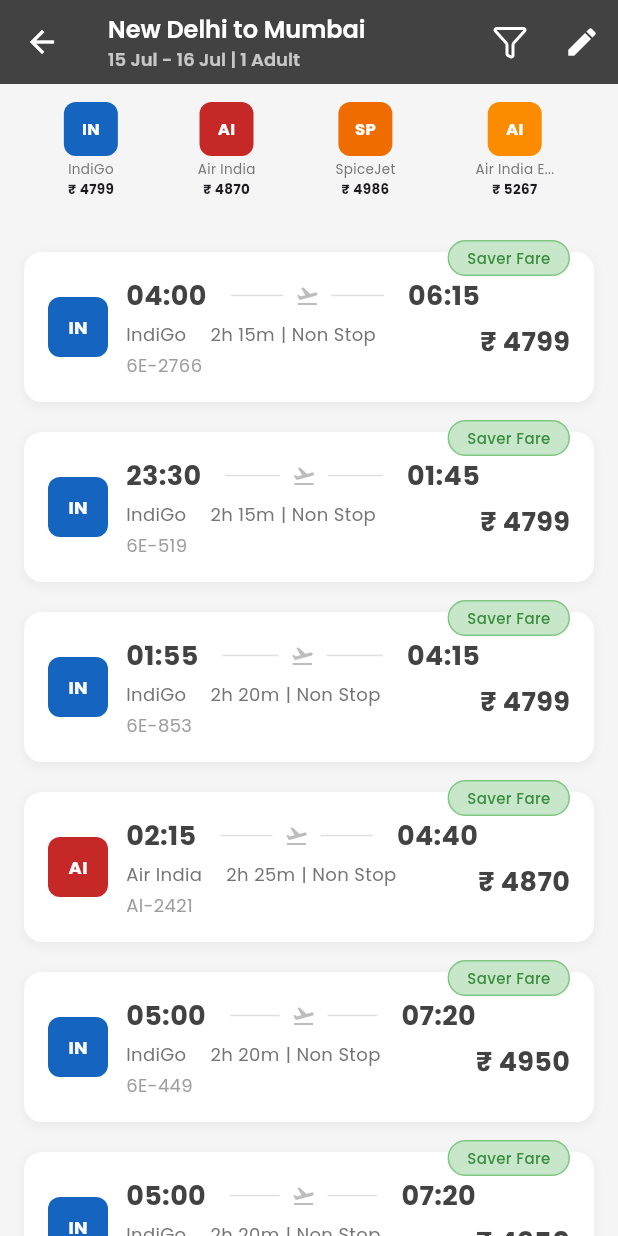
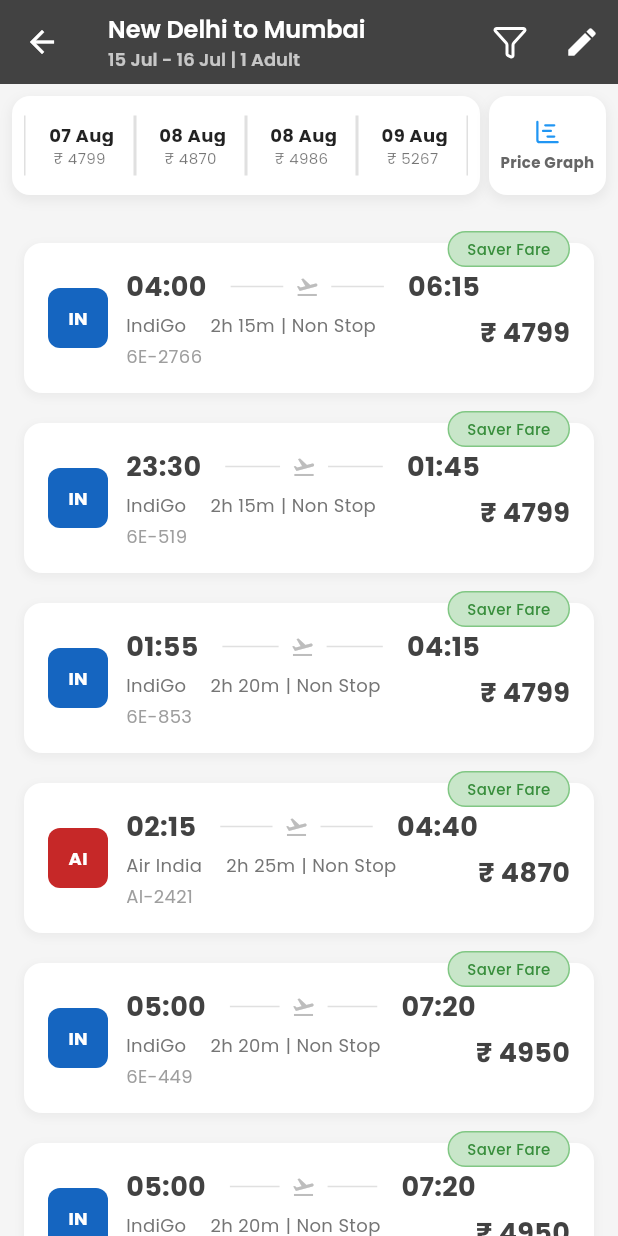
Before and after one commit to mishraadityan09/flightmojoclone, a Flutter app: the FlightSearchResultsScreen screen opened by its route, on a phone screen of 412 x 824 dp. Run offline on Flutter 3.47's test engine with Material 3 defaults, Android fonts, the phone set to English and light mode, and no system bars; drawn by our look-alikes of carousel_slider; our stand-ins replace flutter_svg, go_router, google_fonts, lucide_icons_flutter; network calls fail.

Commit message:
price-graph-added

```diff
--- a/lib/feature/searchResult/presentation/pages/search_result.dart
+++ b/lib/feature/searchResult/presentation/pages/search_result.dart
@@ -1,3 +1,4 @@
+import 'package:carousel_slider/carousel_slider.dart';
 import 'package:flutter/material.dart';
 import 'package:lucide_icons_flutter/lucide_icons.dart';
 
@@ -58,17 +59,98 @@ class FlightSearchResultsScreen extends StatelessWidget {
       ),
       body: Column(
         children: [
-          // Top airline options bar
           Container(
-            padding: EdgeInsets.symmetric(horizontal: 16, vertical: 12),
+            margin: EdgeInsets.all(8),
+            child: IntrinsicHeight(
+              // Add this wrapper
               child: Row(
-              mainAxisAlignment: MainAxisAlignment.spaceAround,
                 children: [
-                _buildAirlineOption('IndiGo', '₹ 4799', Colors.blue[800]!),
-                _buildAirlineOption('Air India', '₹ 4870', Colors.red[800]!),
-                _buildAirlineOption('SpiceJet', '₹ 4986', Colors.orange[800]!),
-                _buildAirlineOption('Air India E...', '₹ 5267', Colors.orange[600]!),
+                  Expanded(
+                    flex: 4,
+                    child: Container(
+                      padding: EdgeInsets.symmetric(vertical: 8, horizontal: 8),
+                      decoration: BoxDecoration(
+                        color: Colors.white,
+                        borderRadius: BorderRadius.circular(12),
+                        boxShadow: [
+                          BoxShadow(
+                            color: Colors.grey.withOpacity(0.15),
+                            spreadRadius: 1,
+                            blurRadius: 6,
+                            offset: Offset(0, 3),
+                          ),
                         ],
+                      ),
+                      child: CarouselSlider(
+                        options: CarouselOptions(
+                          height: 50, // Reduced height to match container
+                          viewportFraction:
+                              0.25, // Adjusted for better fit on small screens
+                          enableInfiniteScroll: false,
+                          enlargeCenterPage: false,
+                          autoPlay: false,
+                          padEnds: false,
+                          scrollDirection: Axis.horizontal,
+                        ),
+                        items: [
+                          _buildPriceGraphOptions(' 07 Aug', '₹ 4799'),
+                          _buildPriceGraphOptions(' 08 Aug', '₹ 4870'),
+                          _buildPriceGraphOptions(' 08 Aug', '₹ 4986'),
+                          _buildPriceGraphOptions(' 09 Aug', '₹ 5267'),
+                          _buildPriceGraphOptions(' 10 Aug', '₹ 5100'),
+                          _buildPriceGraphOptions(' 11 Aug', '₹ 4950'),
+                          _buildPriceGraphOptions(
+                            ' 12 Aug',
+                            '₹ 5350',
+                            showSeparator: false,
+                          ),
+                        ],
+                      ),
+                    ),
+                  ),
+                  SizedBox(width: 6),
+                  Expanded(
+                    flex: 1,
+                    child: Container(
+                      padding: EdgeInsets.all(4),
+                      decoration: BoxDecoration(
+                        color: Colors.white,
+                        borderRadius: BorderRadius.circular(12),
+                        boxShadow: [
+                          BoxShadow(
+                            color: Colors.grey.withOpacity(0.15),
+                            spreadRadius: 1,
+                            blurRadius: 6,
+                            offset: Offset(0, 3),
+                          ),
+                        ],
+                      ),
+                      child: Column(
+                        mainAxisAlignment: MainAxisAlignment.center,
+                        children: [
+                          Icon(
+                            LucideIcons.chartGantt,
+                            size: 18,
+                            color: Colors.blue,
+                          ),
+                          SizedBox(height: 4),
+                          Text(
+                            'Price Graph',
+                            maxLines: 1,
+                            overflow: TextOverflow.ellipsis,
+                            textAlign: TextAlign.center,
+                            style: TextStyle(
+                              fontSize: 10,
+                              color: const Color.fromARGB(255, 102, 102, 102),
+                              fontWeight: FontWeight.w700,
+                            ),
+                          ),
+                        ],
+                      ),
+                    ),
+                  ),
+                ],
+              ),
             ),
           ),
 
@@ -202,44 +284,57 @@ class FlightSearchResultsScreen extends StatelessWidget {
     );
   }
 
-  Widget _buildAirlineOption(String airline, String price, Color color) {
-    return GestureDetector(
-      onTap: () {
-        // Handle airline filter
-      },
+  Widget _buildPriceGraphOptions(
+    String date,
+    String price, {
+    bool showSeparator = true,
+  }) {
+    return Container(
+      child: Row(
+        mainAxisSize: MainAxisSize.min,
+        children: [
+          // Left separator (always show for proper containment)
+          Container(height: 40, width: 1, color: Colors.grey[300]),
+          // Content container
+          Expanded(
+            child: Container(
+              height: 40, // Fixed height to prevent overflow
+              padding: EdgeInsets.symmetric(horizontal: 6, vertical: 4),
               child: Column(
                 mainAxisSize: MainAxisSize.min,
+                mainAxisAlignment: MainAxisAlignment.center,
                 children: [
-          Container(
-            width: 36,
-            height: 36,
-            decoration: BoxDecoration(
-              color: color,
-              borderRadius: BorderRadius.circular(8),
+                  Flexible(
+                    child: Text(
+                      date,
+                      style: TextStyle(
+                        fontSize: 12, // Reduced font size for small screens
+                        color: Colors.black87,
+                        fontWeight: FontWeight.bold,
                       ),
-            child: Center(
+                      overflow: TextOverflow.ellipsis,
+                      maxLines: 1,
+                    ),
+                  ),
+                  SizedBox(height: 1), // Reduced spacing
+                  Flexible(
                     child: Text(
-                airline.substring(0, 2).toUpperCase(),
+                      price,
                       style: TextStyle(
-                  color: Colors.white,
-                  fontSize: 11,
-                  fontWeight: FontWeight.bold,
+                        fontSize: 10, // Reduced font size
+                        color: Colors.black54,
+                      ),
+                      overflow: TextOverflow.ellipsis,
+                      maxLines: 1,
+                    ),
+                  ),
+                ],
               ),
             ),
           ),
-          ),
-          SizedBox(height: 2),
-          Text(
-            airline,
-            style: TextStyle(fontSize: 9, color: Colors.grey[600]),
-            overflow: TextOverflow.ellipsis,
-            maxLines: 1,
-          ),
-          Text(
-            price,
-            style: TextStyle(fontSize: 9, fontWeight: FontWeight.bold),
-            maxLines: 1,
-          ),
+          // Right separator (conditionally show)
+          if (showSeparator)
+            Container(height: 40, width: 1, color: Colors.grey[300]),
         ],
       ),
     );
@@ -261,7 +356,9 @@ class FlightSearchResultsScreen extends StatelessWidget {
         children: [
           Container(
             padding: EdgeInsets.all(16),
-            margin: EdgeInsets.only(top: 8), // Add margin to accommodate the badge
+            margin: EdgeInsets.only(
+              top: 8,
+            ), // Add margin to accommodate the badge
             decoration: BoxDecoration(
               color: Colors.white,
               borderRadius: BorderRadius.circular(12),
@@ -374,10 +471,7 @@ class FlightSearchResultsScreen extends StatelessWidget {
                       SizedBox(height: 4),
                       Text(
                         flightNumber,
-                        style: TextStyle(
-                          fontSize: 12,
-                          color: Colors.grey[500],
-                        ),
+                        style: TextStyle(fontSize: 12, color: Colors.grey[500]),
                       ),
                     ],
                   ),
```
Lines whose indentation alone changed are shown as unchanged.
